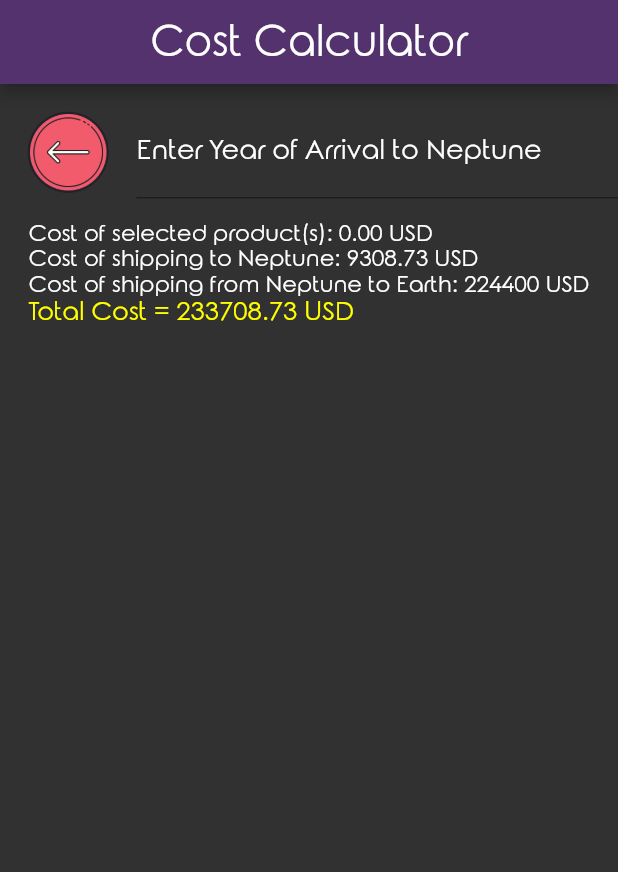
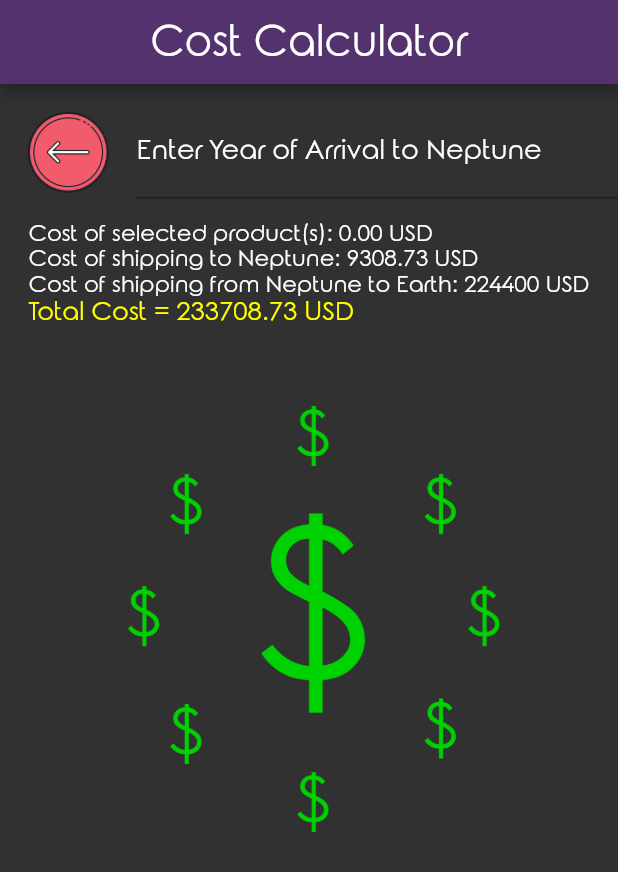
Before and after one commit to teambourgeoisie/StarketApp, a Flutter app: the screen it shows after launch, after a tap on "Cost Calculator", on a phone screen of 412 x 824 dp. Shown: the top 872 px of the screen. Run offline on Flutter 3.47's test engine with Material 2 defaults, Android fonts, the phone set to English and light mode, and no system bars.

Commit message:
added pictures to store

```diff
--- a/lib/main.dart
+++ b/lib/main.dart
@@ -482,6 +482,7 @@ class _CostCalculatorState extends State<CostCalculator> {
                       }
                   ),
                 ),
+
               ],
             ),
             Column(
@@ -523,6 +524,14 @@ class _CostCalculatorState extends State<CostCalculator> {
                     color: Colors.yellowAccent,
                     fontFamily: 'Rounded',
 
+                  ),
+                ),
+                Container(
+                  padding: EdgeInsets.fromLTRB(40,50, 0, 0),
+                  child: Image(
+                    image: AssetImage('assets/Money.png'),
+                    height: 300,
+                    width: 300,
                   ),
                 ),
               ],
--- a/pubspec.yaml
+++ b/pubspec.yaml
@@ -55,6 +55,7 @@ flutter:
    - assets/SpaceRocks.png
    - assets/TourismEris.png
    - assets/TourismMakemake.png
+   - assets/Money.png
 
 
 
```
Also changed, not shown: assets/Money.png (added).
